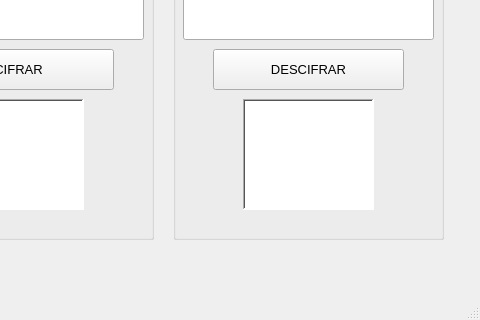
Above: ventana.ui from JCVLionHearth/App_PyQt before the change; both pictures show x 147 to 627 and y 141 to 461 of the 627 by 461 pixel window. Below: the same form after it.
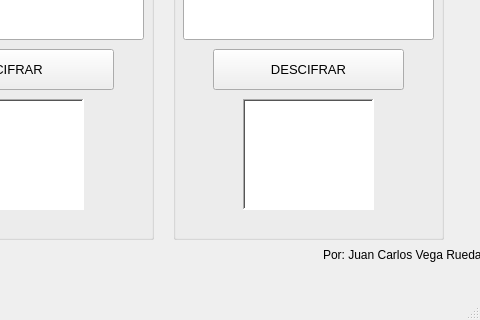
That is the form after the change.

Commit message: ajuste interfaz

Diff of the .ui file:
```diff
--- a/ventana.ui
+++ b/ventana.ui
@@ -260,6 +260,25 @@
      </property>
     </widget>
    </widget>
+   <widget class="QLabel" name="label_5">
+    <property name="geometry">
+     <rect>
+      <x>470</x>
+      <y>380</y>
+      <width>161</width>
+      <height>31</height>
+     </rect>
+    </property>
+    <property name="text">
+     <string>Por: Juan Carlos Vega Rueda</string>
+    </property>
+    <property name="scaledContents">
+     <bool>false</bool>
+    </property>
+    <property name="wordWrap">
+     <bool>true</bool>
+    </property>
+   </widget>
   </widget>
   <widget class="QMenuBar" name="menubar">
    <property name="geometry">
```
The commit also changes 3 other files.
